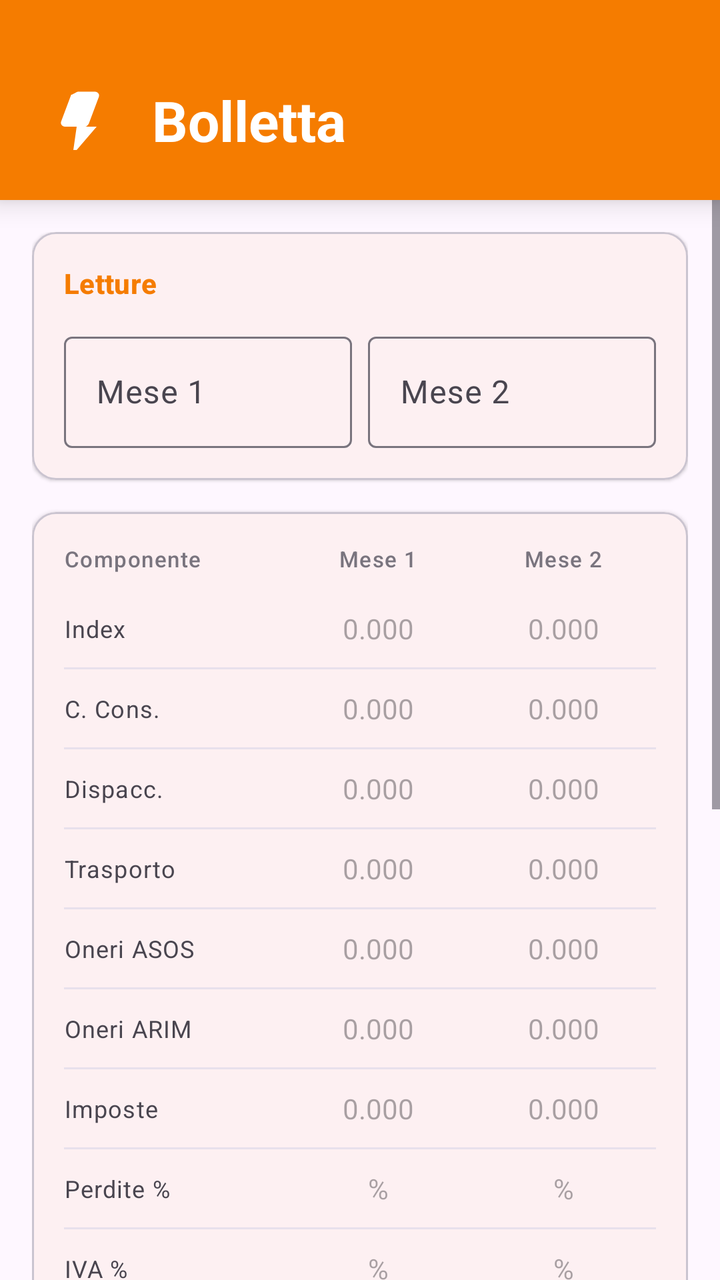
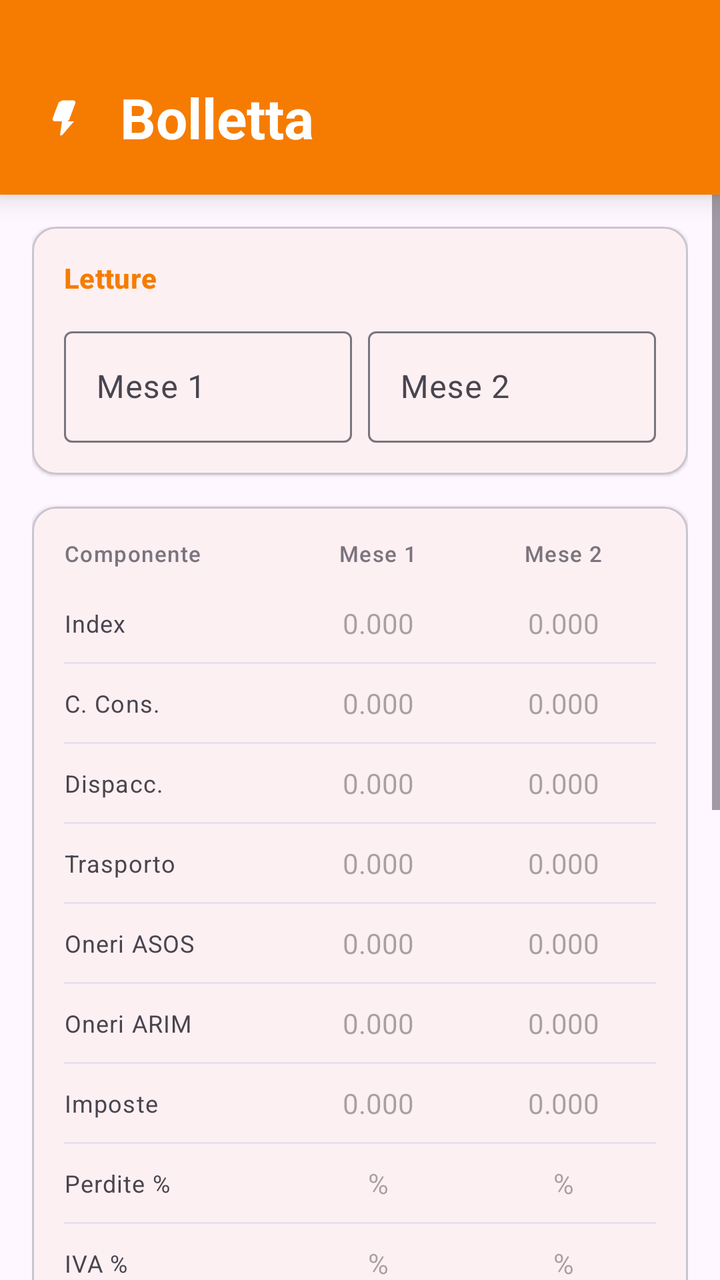

Compare the two renders of this Android layout. The source of the first and the diff that turns it into the second are given below.
<!-- AndroidManifest.xml: application theme Theme.Bolletta -->
<!-- res/layout/activity_main.xml -->
<?xml version="1.0" encoding="utf-8"?>
<LinearLayout xmlns:android="http://schemas.android.com/apk/res/android"
    xmlns:app="http://schemas.android.com/apk/res-auto"
    xmlns:tools="http://schemas.android.com/tools"
    android:layout_width="match_parent"
    android:layout_height="match_parent"
    android:background="?android:attr/colorBackground"
    android:orientation="vertical">

    
    <com.google.android.material.card.MaterialCardView
        android:layout_width="match_parent"
        android:layout_height="wrap_content"
        app:cardCornerRadius="0dp"
        app:cardElevation="8dp"
        app:strokeWidth="0dp">

        <LinearLayout
            android:layout_width="match_parent"
            android:layout_height="wrap_content"
            android:background="?attr/colorPrimary"
            android:orientation="vertical"
            android:paddingHorizontal="20dp"
            android:paddingTop="40dp"
            android:paddingBottom="20dp">

            <LinearLayout
                android:layout_width="match_parent"
                android:layout_height="wrap_content"
                android:baselineAligned="false"
                android:gravity="center_vertical"
                android:orientation="horizontal">

                <ImageView
                    android:layout_width="40dp"
                    android:layout_height="40dp"
                    android:layout_marginEnd="16dp"
                    android:contentDescription="@string/app_name"
                    android:src="@drawable/ic_bolt"
                    app:tint="?attr/colorOnPrimary" />

                <TextView
                    android:layout_width="wrap_content"
                    android:layout_height="wrap_content"
                    android:text="@string/app_name"
                    android:textAppearance="@style/TextAppearance.Material3.HeadlineMedium"
                    android:textColor="?attr/colorOnPrimary"
                    android:textStyle="bold" />
            </LinearLayout>

        </LinearLayout>
    </com.google.android.material.card.MaterialCardView>

    <ScrollView
        android:id="@+id/main"
        android:layout_width="match_parent"
        android:layout_height="0dp"
        android:layout_weight="1"
        android:fillViewport="true">

        <LinearLayout
            android:layout_width="match_parent"
            android:layout_height="wrap_content"
            android:orientation="vertical"
            android:padding="16dp">

            
            <com.google.android.material.card.MaterialCardView
                android:layout_width="match_parent"
                android:layout_height="wrap_content"
                android:layout_marginBottom="16dp"
                app:cardElevation="1dp"
                app:contentPadding="16dp">

                <LinearLayout
                    android:layout_width="match_parent"
                    android:layout_height="wrap_content"
                    android:orientation="vertical">

                    <TextView
                        android:layout_width="match_parent"
                        android:layout_height="wrap_content"
                        android:layout_marginBottom="12dp"
                        android:text="@string/title_readings"
                        android:textAppearance="@style/TextAppearance.Material3.TitleSmall"
                        android:textColor="?attr/colorPrimary"
                        android:textStyle="bold" />

                    <LinearLayout
                        android:layout_width="match_parent"
                        android:layout_height="wrap_content"
                        android:baselineAligned="false"
                        android:orientation="horizontal">

                        <com.google.android.material.textfield.TextInputLayout
                            style="@style/Widget.Material3.TextInputLayout.OutlinedBox"
                            android:layout_width="0dp"
                            android:layout_height="wrap_content"
                            android:layout_marginEnd="8dp"
                            android:layout_weight="1"
                            android:hint="@string/label_month_one_short">

                            <com.google.android.material.textfield.TextInputEditText
                                android:id="@+id/inputReadingMonthOne"
                                android:layout_width="match_parent"
                                android:layout_height="wrap_content"
                                android:autofillHints="none"
                                android:imeOptions="actionNext"
                                android:inputType="numberDecimal"
                                android:maxLines="1" />
                        </com.google.android.material.textfield.TextInputLayout>

                        <com.google.android.material.textfield.TextInputLayout
                            style="@style/Widget.Material3.TextInputLayout.OutlinedBox"
                            android:layout_width="0dp"
                            android:layout_height="wrap_content"
                            android:layout_weight="1"
                            android:hint="@string/label_month_two_short">

                            <com.google.android.material.textfield.TextInputEditText
                                android:id="@+id/inputReadingMonthTwo"
                                android:layout_width="match_parent"
                                android:layout_height="wrap_content"
                                android:autofillHints="none"
                                android:imeOptions="actionDone"
                                android:inputType="numberDecimal"
                                android:maxLines="1" />
                        </com.google.android.material.textfield.TextInputLayout>
                    </LinearLayout>
                </LinearLayout>
            </com.google.android.material.card.MaterialCardView>

            
            <com.google.android.material.card.MaterialCardView
                android:layout_width="match_parent"
                android:layout_height="wrap_content"
                android:layout_marginBottom="16dp"
                app:cardElevation="1dp"
                app:contentPadding="16dp">

                <LinearLayout
                    android:layout_width="match_parent"
                    android:layout_height="wrap_content"
                    android:orientation="vertical">

                    <LinearLayout
                        android:layout_width="match_parent"
                        android:layout_height="wrap_content"
                        android:layout_marginBottom="8dp"
                        android:baselineAligned="false"
                        android:orientation="horizontal">

                        <TextView
                            android:layout_width="0dp"
                            android:layout_height="wrap_content"
                            android:layout_weight="1.2"
                            android:text="@string/label_component"
                            android:textAppearance="@style/TextAppearance.Material3.LabelSmall"
                            android:textColor="?attr/colorOutline" />

                        <TextView
                            android:id="@+id/textMonthOneHeader"
                            android:layout_width="0dp"
                            android:layout_height="wrap_content"
                            android:layout_weight="1"
                            android:gravity="center"
                            android:text="@string/label_month_one_short"
                            android:textAppearance="@style/TextAppearance.Material3.LabelSmall"
                            android:textColor="?attr/colorOutline" />

                        <TextView
                            android:id="@+id/textMonthTwoHeader"
                            android:layout_width="0dp"
                            android:layout_height="wrap_content"
                            android:layout_weight="1"
                            android:gravity="center"
                            android:text="@string/label_month_two_short"
                            android:textAppearance="@style/TextAppearance.Material3.LabelSmall"
                            android:textColor="?attr/colorOutline" />
                    </LinearLayout>

                    
                    <LinearLayout
                        android:layout_width="match_parent"
                        android:layout_height="wrap_content"
                        android:baselineAligned="false"
                        android:orientation="horizontal">

                        <TextView
                            android:layout_width="0dp"
                            android:layout_height="wrap_content"
                            android:layout_gravity="center_vertical"
                            android:layout_weight="1.2"
                            android:text="@string/label_index_short"
                            android:textAppearance="@style/TextAppearance.Material3.BodySmall" />

                        <EditText
                            android:id="@+id/inputPriceIndex"
                            android:layout_width="0dp"
                            android:layout_height="wrap_content"
                            android:layout_weight="1"
                            android:autofillHints="none"
                            android:background="@null"
                            android:gravity="center"
                            android:hint="@string/hint_decimal_three"
                            android:inputType="numberDecimal"
                            android:padding="10dp"
                            android:textSize="14sp"
                            tools:ignore="LabelFor" />

                        <EditText
                            android:id="@+id/inputPriceIndexMonthTwo"
                            android:layout_width="0dp"
                            android:layout_height="wrap_content"
                            android:layout_weight="1"
                            android:autofillHints="none"
                            android:background="@null"
                            android:gravity="center"
                            android:hint="@string/hint_decimal_three"
                            android:inputType="numberDecimal"
                            android:padding="10dp"
                            android:textSize="14sp"
                            tools:ignore="LabelFor" />
                    </LinearLayout>

                    <View
                        android:layout_width="match_parent"
                        android:layout_height="1dp"
                        android:background="?attr/colorSurfaceVariant" />

                    
                    <LinearLayout
                        android:layout_width="match_parent"
                        android:layout_height="wrap_content"
                        android:baselineAligned="false"
                        android:orientation="horizontal">

                        <TextView
                            android:layout_width="0dp"
                            android:layout_height="wrap_content"
                            android:layout_gravity="center_vertical"
                            android:layout_weight="1.2"
                            android:text="@string/label_contributo_short"
                            android:textAppearance="@style/TextAppearance.Material3.BodySmall" />

                        <EditText
                            android:id="@+id/inputPriceContributo"
                            android:layout_width="0dp"
                            android:layout_height="wrap_content"
                            android:layout_weight="1"
                            android:autofillHints="none"
                            android:background="@null"
                            android:gravity="center"
                            android:hint="@string/hint_decimal_three"
                            android:inputType="numberDecimal"
                            android:padding="10dp"
                            android:textSize="14sp"
                            tools:ignore="LabelFor" />

                        <EditText
                            android:id="@+id/inputPriceContributoMonthTwo"
                            android:layout_width="0dp"
                            android:layout_height="wrap_content"
                            android:layout_weight="1"
                            android:autofillHints="none"
                            android:background="@null"
                            android:gravity="center"
                            android:hint="@string/hint_decimal_three"
                            android:inputType="numberDecimal"
                            android:padding="10dp"
                            android:textSize="14sp"
                            tools:ignore="LabelFor" />
                    </LinearLayout>

                    <View
                        android:layout_width="match_parent"
                        android:layout_height="1dp"
                        android:background="?attr/colorSurfaceVariant" />

                    
                    <LinearLayout
                        android:layout_width="match_parent"
                        android:layout_height="wrap_content"
                        android:baselineAligned="false"
                        android:orientation="horizontal">

                        <TextView
                            android:layout_width="0dp"
                            android:layout_height="wrap_content"
                            android:layout_gravity="center_vertical"
                            android:layout_weight="1.2"
                            android:text="@string/label_dispacciamento_short"
                            android:textAppearance="@style/TextAppearance.Material3.BodySmall" />

                        <EditText
                            android:id="@+id/inputPriceDispacciamento"
                            android:layout_width="0dp"
                            android:layout_height="wrap_content"
                            android:layout_weight="1"
                            android:autofillHints="none"
                            android:background="@null"
                            android:gravity="center"
                            android:hint="@string/hint_decimal_three"
                            android:inputType="numberDecimal"
                            android:padding="10dp"
                            android:textSize="14sp"
                            tools:ignore="LabelFor" />

                        <EditText
                            android:id="@+id/inputPriceDispacciamentoMonthTwo"
                            android:layout_width="0dp"
                            android:layout_height="wrap_content"
                            android:layout_weight="1"
                            android:autofillHints="none"
                            android:background="@null"
                            android:gravity="center"
                            android:hint="@string/hint_decimal_three"
                            android:inputType="numberDecimal"
                            android:padding="10dp"
                            android:textSize="14sp"
                            tools:ignore="LabelFor" />
                    </LinearLayout>

                    <View
                        android:layout_width="match_parent"
                        android:layout_height="1dp"
                        android:background="?attr/colorSurfaceVariant" />

                    
                    <LinearLayout
                        android:layout_width="match_parent"
                        android:layout_height="wrap_content"
                        android:baselineAligned="false"
                        android:orientation="horizontal">

                        <TextView
                            android:layout_width="0dp"
                            android:layout_height="wrap_content"
                            android:layout_gravity="center_vertical"
                            android:layout_weight="1.2"
                            android:text="@string/label_trasporto_short"
                            android:textAppearance="@style/TextAppearance.Material3.BodySmall" />

                        <EditText
                            android:id="@+id/inputPriceTrasporto"
                            android:layout_width="0dp"
                            android:layout_height="wrap_content"
                            android:layout_weight="1"
                            android:autofillHints="none"
                            android:background="@null"
                            android:gravity="center"
                            android:hint="@string/hint_decimal_three"
                            android:inputType="numberDecimal"
                            android:padding="10dp"
                            android:textSize="14sp"
                            tools:ignore="LabelFor" />

                        <EditText
                            android:id="@+id/inputPriceTrasportoMonthTwo"
                            android:layout_width="0dp"
                            android:layout_height="wrap_content"
                            android:layout_weight="1"
                            android:autofillHints="none"
                            android:background="@null"
                            android:gravity="center"
                            android:hint="@string/hint_decimal_three"
                            android:inputType="numberDecimal"
                            android:padding="10dp"
                            android:textSize="14sp"
                            tools:ignore="LabelFor" />
                    </LinearLayout>

                    <View
                        android:layout_width="match_parent"
                        android:layout_height="1dp"
                        android:background="?attr/colorSurfaceVariant" />

                    
                    <LinearLayout
                        android:layout_width="match_parent"
                        android:layout_height="wrap_content"
                        android:baselineAligned="false"
                        android:orientation="horizontal">

                        <TextView
                            android:layout_width="0dp"
                            android:layout_height="wrap_content"
                            android:layout_gravity="center_vertical"
                            android:layout_weight="1.2"
                            android:text="@string/label_oneri_asos_short"
                            android:textAppearance="@style/TextAppearance.Material3.BodySmall" />

                        <EditText
                            android:id="@+id/inputPriceOneriAsos"
                            android:layout_width="0dp"
                            android:layout_height="wrap_content"
                            android:layout_weight="1"
                            android:autofillHints="none"
                            android:background="@null"
                            android:gravity="center"
                            android:hint="@string/hint_decimal_three"
                            android:inputType="numberDecimal"
                            android:padding="10dp"
                            android:textSize="14sp"
                            tools:ignore="LabelFor" />

                        <EditText
                            android:id="@+id/inputPriceOneriAsosMonthTwo"
                            android:layout_width="0dp"
                            android:layout_height="wrap_content"
                            android:layout_weight="1"
                            android:autofillHints="none"
                            android:background="@null"
                            android:gravity="center"
                            android:hint="@string/hint_decimal_three"
                            android:inputType="numberDecimal"
                            android:padding="10dp"
                            android:textSize="14sp"
                            tools:ignore="LabelFor" />
                    </LinearLayout>

                    <View
                        android:layout_width="match_parent"
                        android:layout_height="1dp"
                        android:background="?attr/colorSurfaceVariant" />

                    
                    <LinearLayout
                        android:layout_width="match_parent"
                        android:layout_height="wrap_content"
                        android:baselineAligned="false"
                        android:orientation="horizontal">

                        <TextView
                            android:layout_width="0dp"
                            android:layout_height="wrap_content"
                            android:layout_gravity="center_vertical"
                            android:layout_weight="1.2"
                            android:text="@string/label_oneri_arim_short"
                            android:textAppearance="@style/TextAppearance.Material3.BodySmall" />

                        <EditText
                            android:id="@+id/inputPriceOneriArim"
                            android:layout_width="0dp"
                            android:layout_height="wrap_content"
                            android:layout_weight="1"
                            android:autofillHints="none"
                            android:background="@null"
                            android:gravity="center"
                            android:hint="@string/hint_decimal_three"
                            android:inputType="numberDecimal"
                            android:padding="10dp"
                            android:textSize="14sp"
                            tools:ignore="LabelFor" />

                        <EditText
                            android:id="@+id/inputPriceOneriArimMonthTwo"
                            android:layout_width="0dp"
                            android:layout_height="wrap_content"
                            android:layout_weight="1"
                            android:autofillHints="none"
                            android:background="@null"
                            android:gravity="center"
                            android:hint="@string/hint_decimal_three"
                            android:inputType="numberDecimal"
                            android:padding="10dp"
                            android:textSize="14sp"
                            tools:ignore="LabelFor" />
                    </LinearLayout>

                    <View
                        android:layout_width="match_parent"
                        android:layout_height="1dp"
                        android:background="?attr/colorSurfaceVariant" />

                    
                    <LinearLayout
                        android:layout_width="match_parent"
                        android:layout_height="wrap_content"
                        android:baselineAligned="false"
                        android:orientation="horizontal">

                        <TextView
                            android:layout_width="0dp"
                            android:layout_height="wrap_content"
                            android:layout_gravity="center_vertical"
                            android:layout_weight="1.2"
                            android:text="@string/label_imposte_short"
                            android:textAppearance="@style/TextAppearance.Material3.BodySmall" />

                        <EditText
                            android:id="@+id/inputPriceImposte"
                            android:layout_width="0dp"
                            android:layout_height="wrap_content"
                            android:layout_weight="1"
                            android:autofillHints="none"
                            android:background="@null"
                            android:gravity="center"
                            android:hint="@string/hint_decimal_three"
                            android:inputType="numberDecimal"
                            android:padding="10dp"
                            android:textSize="14sp"
                            tools:ignore="LabelFor" />

                        <EditText
                            android:id="@+id/inputPriceImposteMonthTwo"
                            android:layout_width="0dp"
                            android:layout_height="wrap_content"
                            android:layout_weight="1"
                            android:autofillHints="none"
                            android:background="@null"
                            android:gravity="center"
                            android:hint="@string/hint_decimal_three"
                            android:inputType="numberDecimal"
                            android:padding="10dp"
                            android:textSize="14sp"
                            tools:ignore="LabelFor" />
                    </LinearLayout>

                    <View
                        android:layout_width="match_parent"
                        android:layout_height="1dp"
                        android:background="?attr/colorSurfaceVariant" />

                    
                    <LinearLayout
                        android:layout_width="match_parent"
                        android:layout_height="wrap_content"
                        android:baselineAligned="false"
                        android:orientation="horizontal">

                        <TextView
                            android:layout_width="0dp"
                            android:layout_height="wrap_content"
                            android:layout_gravity="center_vertical"
                            android:layout_weight="1.2"
                            android:text="@string/label_perdite_short"
                            android:textAppearance="@style/TextAppearance.Material3.BodySmall" />

                        <EditText
                            android:id="@+id/inputLossesPercent"
                            android:layout_width="0dp"
                            android:layout_height="wrap_content"
                            android:layout_weight="1"
                            android:autofillHints="none"
                            android:background="@null"
                            android:gravity="center"
                            android:hint="@string/hint_percent"
                            android:inputType="numberDecimal"
                            android:padding="10dp"
                            android:textSize="14sp"
                            tools:ignore="LabelFor" />

                        <EditText
                            android:id="@+id/inputLossesPercentMonthTwo"
                            android:layout_width="0dp"
                            android:layout_height="wrap_content"
                            android:layout_weight="1"
                            android:autofillHints="none"
                            android:background="@null"
                            android:gravity="center"
                            android:hint="@string/hint_percent"
                            android:inputType="numberDecimal"
                            android:padding="10dp"
                            android:textSize="14sp"
                            tools:ignore="LabelFor" />
                    </LinearLayout>

                    <View
                        android:layout_width="match_parent"
                        android:layout_height="1dp"
                        android:background="?attr/colorSurfaceVariant" />

                    
                    <LinearLayout
                        android:layout_width="match_parent"
                        android:layout_height="wrap_content"
                        android:baselineAligned="false"
                        android:orientation="horizontal">

                        <TextView
                            android:layout_width="0dp"
                            android:layout_height="wrap_content"
                            android:layout_gravity="center_vertical"
                            android:layout_weight="1.2"
                            android:text="@string/label_iva_short"
                            android:textAppearance="@style/TextAppearance.Material3.BodySmall" />

                        <EditText
                            android:id="@+id/inputVatPercent"
                            android:layout_width="0dp"
                            android:layout_height="wrap_content"
                            android:layout_weight="1"
                            android:autofillHints="none"
                            android:background="@null"
                            android:gravity="center"
                            android:hint="@string/hint_percent"
                            android:inputType="numberDecimal"
                            android:padding="10dp"
                            android:textSize="14sp"
                            tools:ignore="LabelFor" />

                        <EditText
                            android:id="@+id/inputVatPercentMonthTwo"
                            android:layout_width="0dp"
                            android:layout_height="wrap_content"
                            android:layout_weight="1"
                            android:autofillHints="none"
                            android:background="@null"
                            android:gravity="center"
                            android:hint="@string/hint_percent"
                            android:inputType="numberDecimal"
                            android:padding="10dp"
                            android:textSize="14sp"
                            tools:ignore="LabelFor" />
                    </LinearLayout>

                    <View
                        android:layout_width="match_parent"
                        android:layout_height="1dp"
                        android:background="?attr/colorSurfaceVariant" />

                    
                    <LinearLayout
                        android:layout_width="match_parent"
                        android:layout_height="wrap_content"
                        android:baselineAligned="false"
                        android:orientation="horizontal">

                        <TextView
                            android:layout_width="0dp"
                            android:layout_height="wrap_content"
                            android:layout_gravity="center_vertical"
                            android:layout_weight="1.2"
                            android:text="@string/label_fissa_short"
                            android:textAppearance="@style/TextAppearance.Material3.BodySmall" />

                        <EditText
                            android:id="@+id/inputPriceFissa"
                            android:layout_width="0dp"
                            android:layout_height="wrap_content"
                            android:layout_weight="1"
                            android:autofillHints="none"
                            android:background="@null"
                            android:gravity="center"
                            android:hint="@string/hint_decimal_two"
                            android:inputType="numberDecimal"
                            android:padding="10dp"
                            android:textSize="14sp"
                            tools:ignore="LabelFor" />

                        <EditText
                            android:id="@+id/inputPriceFissaMonthTwo"
                            android:layout_width="0dp"
                            android:layout_height="wrap_content"
                            android:layout_weight="1"
                            android:autofillHints="none"
                            android:background="@null"
                            android:gravity="center"
                            android:hint="@string/hint_decimal_two"
                            android:inputType="numberDecimal"
                            android:padding="10dp"
                            android:textSize="14sp"
                            tools:ignore="LabelFor" />
                    </LinearLayout>

                </LinearLayout>
            </com.google.android.material.card.MaterialCardView>


            <com.google.android.material.button.MaterialButton
                android:id="@+id/buttonSavePrices"
                style="@style/Widget.Material3.Button.OutlinedButton"
                android:layout_width="match_parent"
                android:layout_height="wrap_content"
                android:layout_marginBottom="16dp"
                android:text="@string/button_save_prices"
                app:icon="@drawable/ic_save" />

            <com.google.android.material.button.MaterialButton
                android:id="@+id/buttonCalculate"
                android:layout_width="match_parent"
                android:layout_height="wrap_content"
                android:layout_marginBottom="24dp"
                android:paddingVertical="12dp"
                android:text="@string/button_calculate"
                android:textSize="16sp"
                app:icon="@drawable/ic_calculate" />

            
            <com.google.android.material.card.MaterialCardView
                android:layout_width="match_parent"
                android:layout_height="wrap_content"
                android:layout_marginBottom="32dp"
                app:cardElevation="4dp"
                app:contentPadding="16dp"
                app:strokeColor="?attr/colorPrimary"
                app:strokeWidth="2dp">

                <LinearLayout
                    android:layout_width="match_parent"
                    android:layout_height="wrap_content"
                    android:orientation="vertical">

                    <TextView
                        android:id="@+id/textResultTotal"
                        android:layout_width="match_parent"
                        android:layout_height="wrap_content"
                        android:gravity="center"
                        android:text=""
                        android:textAppearance="@style/TextAppearance.Material3.HeadlineMedium"
                        android:textColor="?attr/colorPrimary"
                        android:textStyle="bold" />

                    <View
                        android:layout_width="match_parent"
                        android:layout_height="1dp"
                        android:layout_marginVertical="16dp"
                        android:background="?attr/colorSurfaceVariant" />

                    <TextView
                        android:id="@+id/textResult"
                        android:layout_width="match_parent"
                        android:layout_height="wrap_content"
                        android:lineSpacingExtra="4dp"
                        android:text="@string/result_placeholder"
                        android:textAppearance="@style/TextAppearance.Material3.BodyMedium" />
                </LinearLayout>
            </com.google.android.material.card.MaterialCardView>

        </LinearLayout>
    </ScrollView>
</LinearLayout>
<!-- resources referenced by this layout -->
<resources>
  <!-- drawable ic_bolt (drawable) -->
  <vector xmlns:android="http://schemas.android.com/apk/res/android"
      android:width="24dp"
      android:height="24dp"
      android:viewportWidth="24"
      android:viewportHeight="24"
      android:tint="?attr/colorControlNormal">
    <path
        android:fillColor="@android:color/white"
        android:pathData="M11,21h-1l1-7H7.5c-0.83,0 -1.46,-0.76 -1.16,-1.53l3,-8C10.57,3.97 11.05,3.5 11.5,3.5h5c0.83,0 1.46,0.76 1.16,1.53l-3,8c-0.23,0.5 -0.71,0.97 -1.16,0.97H17L11,21z"/>
  </vector>
  <!-- drawable ic_calculate (drawable) -->
  <vector xmlns:android="http://schemas.android.com/apk/res/android"
      android:width="24dp"
      android:height="24dp"
      android:viewportWidth="24"
      android:viewportHeight="24"
      android:tint="?attr/colorControlNormal">
    <path
        android:fillColor="@android:color/white"
        android:pathData="M19,3H5C3.9,3 3,3.9 3,5v14c0,1.1 0.9,2 2,2h14c1.1,0 2,-0.9 2,-2V5C21,3.9 20.1,3 19,3zM13.03,7.06L14.09,6l1.41,1.41L16.91,6l1.06,1.06l-1.41,1.41l1.41,1.41L16.91,11l-1.41,-1.41L14.09,11l-1.06,-1.06l1.41,-1.41L13.03,7.06zM6.25,7.72h5v1.5h-5V7.72zM11.5,16h-2v2H8v-2H6v-1.5h2v-2h1.5v2h2V16zM18,17.25h-5v-1.5h5V17.25zM18,14.75h-5v-1.5h5V14.75z"/>
  </vector>
  <!-- drawable ic_save (drawable) -->
  <vector xmlns:android="http://schemas.android.com/apk/res/android"
      android:width="24dp"
      android:height="24dp"
      android:viewportWidth="24"
      android:viewportHeight="24"
      android:tint="?attr/colorControlNormal">
    <path
        android:fillColor="@android:color/white"
        android:pathData="M17,3H5C3.89,3 3,3.9 3,5v14c0,1.1 0.89,2 2,2h14c1.1,0 2,-0.9 2,-2V7L17,3zM12,19c-1.66,0 -3,-1.34 -3,-3s1.34,-3 3,-3 3,1.34 3,3 -1.34,3 -3,3zM15,9H5V5h10v4z"/>
  </vector>
  <string name="app_name">Bolletta</string>
  <string name="button_calculate">Calcola totale bimestrale</string>
  <string name="button_save_prices">Salva prezzi dei due mesi</string>
  <string name="hint_decimal_three">0.000</string>
  <string name="hint_decimal_two">0.00</string>
  <string name="hint_percent">%</string>
  <string name="label_component">Componente</string>
  <string name="label_contributo_short">C. Cons.</string>
  <string name="label_dispacciamento_short">Dispacc.</string>
  <string name="label_fissa_short">Quota Fissa</string>
  <string name="label_imposte_short">Imposte</string>
  <string name="label_index_short">Index</string>
  <string name="label_iva_short">IVA %</string>
  <string name="label_month_one_short">Mese 1</string>
  <string name="label_month_two_short">Mese 2</string>
  <string name="label_oneri_arim_short">Oneri ARIM</string>
  <string name="label_oneri_asos_short">Oneri ASOS</string>
  <string name="label_perdite_short">Perdite %</string>
  <string name="label_trasporto_short">Trasporto</string>
  <string name="result_placeholder">Inserisci le 2 letture del bimestre, configura i prezzi mensili e calcola il totale.</string>
  <string name="title_readings">Letture</string>
  <style name="Theme.Bolletta" parent="Base.Theme.Bolletta" />
  <style name="Base.Theme.Bolletta" parent="Theme.Material3.DayNight.NoActionBar">
          
          <item name="colorPrimary">@color/dark_orange</item>
          <item name="colorSecondary">@color/dark_orange_variant</item>
      </style>
  <color name="dark_orange">#FFF57C00</color>
  <color name="dark_orange_variant">#FFE65100</color>
</resources>

<!-- the commit's change to res/layout/activity_main.xml (unified diff, before → after) -->
@@ -15,40 +15,21 @@
         app:cardElevation="8dp"
         app:strokeWidth="0dp">
 
-        <LinearLayout
+        <TextView
             android:layout_width="match_parent"
             android:layout_height="wrap_content"
             android:background="?attr/colorPrimary"
-            android:orientation="vertical"
+            android:gravity="center_vertical"
             android:paddingHorizontal="20dp"
             android:paddingTop="40dp"
-            android:paddingBottom="20dp">
-
-            <LinearLayout
-                android:layout_width="match_parent"
-                android:layout_height="wrap_content"
-                android:baselineAligned="false"
-                android:gravity="center_vertical"
-                android:orientation="horizontal">
-
-                <ImageView
-                    android:layout_width="40dp"
-                    android:layout_height="40dp"
-                    android:layout_marginEnd="16dp"
-                    android:contentDescription="@string/app_name"
-                    android:src="@drawable/ic_bolt"
-                    app:tint="?attr/colorOnPrimary" />
-
-                <TextView
-                    android:layout_width="wrap_content"
-                    android:layout_height="wrap_content"
-                    android:text="@string/app_name"
-                    android:textAppearance="@style/TextAppearance.Material3.HeadlineMedium"
-                    android:textColor="?attr/colorOnPrimary"
-                    android:textStyle="bold" />
-            </LinearLayout>
-
-        </LinearLayout>
+            android:paddingBottom="20dp"
+            android:text="@string/app_name"
+            android:textAppearance="@style/TextAppearance.Material3.HeadlineMedium"
+            android:textColor="?attr/colorOnPrimary"
+            android:textStyle="bold"
+            android:drawableStart="@drawable/ic_bolt"
+            android:drawablePadding="16dp"
+            android:drawableTint="?attr/colorOnPrimary" />
     </com.google.android.material.card.MaterialCardView>
 
     <ScrollView
